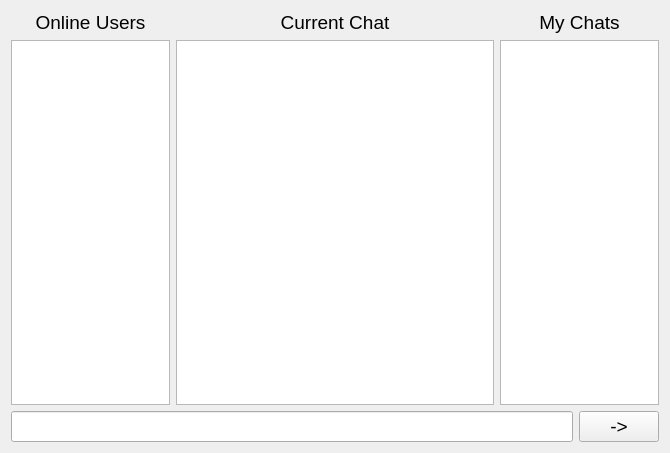
LesterEvSe/Messenger-Client, file Client/client.ui: the form before one commit.
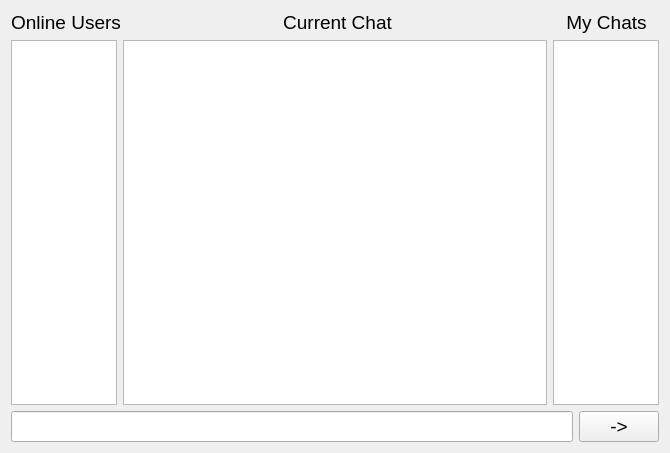
The form after the commit.

Diff of the .ui file:
```diff
--- a/Client/client.ui
+++ b/Client/client.ui
@@ -41,7 +41,7 @@
       <widget class="QLabel" name="label_2">
        <property name="sizePolicy">
         <sizepolicy hsizetype="Preferred" vsizetype="Preferred">
-         <horstretch>2</horstretch>
+         <horstretch>4</horstretch>
          <verstretch>0</verstretch>
         </sizepolicy>
        </property>
@@ -87,7 +87,7 @@
       <widget class="QTextBrowser" name="textBrowser">
        <property name="sizePolicy">
         <sizepolicy hsizetype="Expanding" vsizetype="Expanding">
-         <horstretch>2</horstretch>
+         <horstretch>4</horstretch>
          <verstretch>0</verstretch>
         </sizepolicy>
        </property>
```
